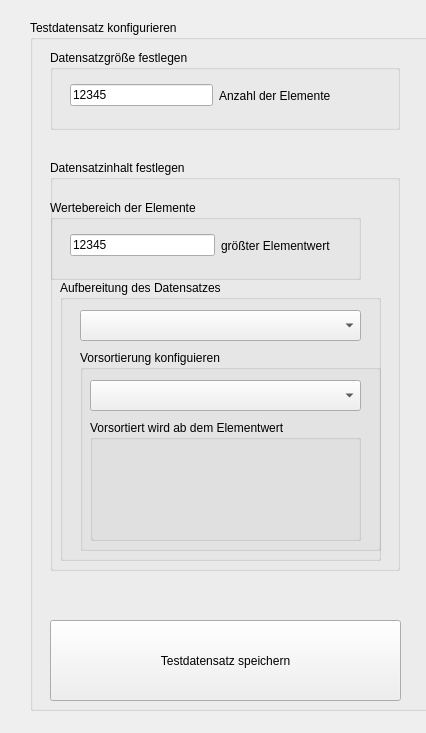
Before: the Qt Designer form cpp-basics/Sortieren/SortierAlgoVergleich/testdatensatz_konfigurieren_form.ui in msg-azubi/bws, drawn with Qt 5.
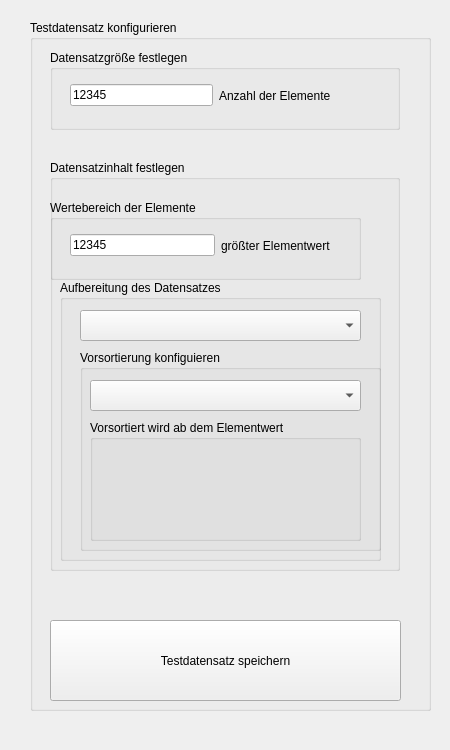
After: the same form once the commit is applied.

Patch:
```diff
--- a/cpp-basics/Sortieren/SortierAlgoVergleich/testdatensatz_konfigurieren_form.ui
+++ b/cpp-basics/Sortieren/SortierAlgoVergleich/testdatensatz_konfigurieren_form.ui
@@ -6,8 +6,8 @@
    <rect>
     <x>0</x>
     <y>0</y>
-    <width>426</width>
-    <height>733</height>
+    <width>450</width>
+    <height>750</height>
    </rect>
   </property>
   <property name="windowTitle">
```
